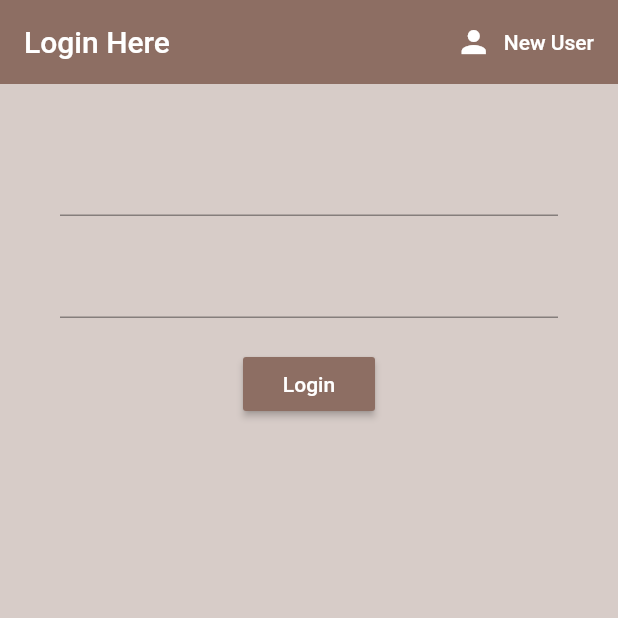
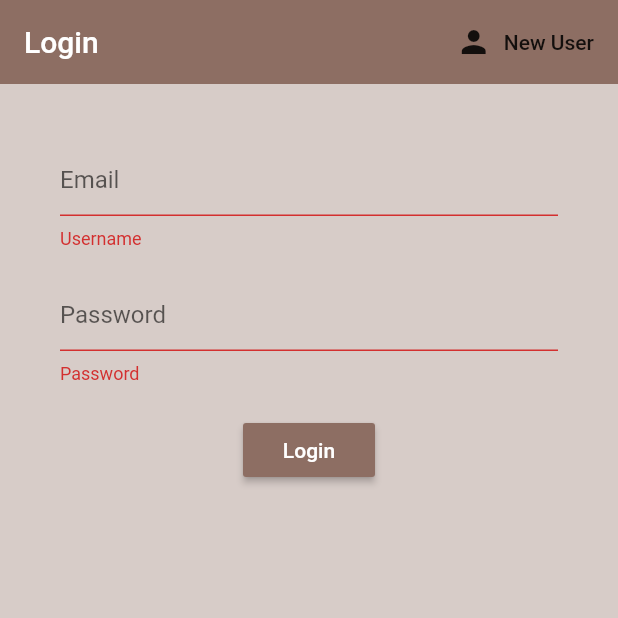
Before and after one commit to kmooventhan98/Simple-signin-with-flutter, a Flutter app: the screen it shows after launch, after a tap on "Login", on a phone screen of 412 x 824 dp, the top half of it. Run offline on Flutter 3.47's test engine with Material 2 defaults, Android fonts, the phone set to English and light mode, and no system bars; our stand-ins replace firebase_auth; accounts and stored records are empty.

Commit message:
text box desgins altered

```diff
--- a/lib/screens/authenticate/sign_in.dart
+++ b/lib/screens/authenticate/sign_in.dart
@@ -1,5 +1,6 @@
 import 'package:flutter/material.dart';
 import 'package:loginwithfirebase/services/auth.dart';
+import 'package:loginwithfirebase/shared/constants.dart';
 
 class SignIn extends StatefulWidget {
   final Function toggleView;
@@ -11,10 +12,12 @@ class SignIn extends StatefulWidget {
 
 class _SignInState extends State<SignIn> {
   final AuthService _auth = AuthService();
+  final _formKey = GlobalKey<FormState>();
 
 //textfield state
   String email = "";
   String password = "";
+  String error = "";
 
   @override
   Widget build(BuildContext context) {
@@ -23,7 +26,7 @@ class _SignInState extends State<SignIn> {
       appBar: AppBar(
         backgroundColor: Colors.brown[400],
         elevation: 0.0,
-        title: Text('Login Here'),
+        title: Text('Login'),
         actions: [
           FlatButton.icon(
             onPressed: () {
@@ -31,11 +34,9 @@ class _SignInState extends State<SignIn> {
             },
             icon: Icon(
               Icons.person,
-              color: Colors.white,
             ),
             label: Text(
               'New User',
-              style: TextStyle(color: Colors.white),
             ),
           )
         ],
@@ -43,12 +44,15 @@ class _SignInState extends State<SignIn> {
       body: Container(
         padding: EdgeInsets.symmetric(vertical: 20.0, horizontal: 40.0),
         child: Form(
+          key: _formKey,
           child: Column(
             children: [
               SizedBox(
                 height: 20.0,
               ),
               TextFormField(
+                decoration: textInputDecoration.copyWith(hintText: 'Email'),
+                validator: (val) => val.isEmpty ? 'Username' : null,
                 onChanged: (val) {
                   setState(() => email = val);
                 },
@@ -57,6 +61,12 @@ class _SignInState extends State<SignIn> {
                 height: 20.0,
               ),
               TextFormField(
+                decoration: textInputDecoration.copyWith(hintText: 'Password'),
+                validator: (val) => val.isEmpty
+                    ? 'Password'
+                    : val.length < 8
+                        ? 'Minimum 8 characters'
+                        : null,
                 obscureText: true,
                 onChanged: (val) {
                   setState(() => password = val);
@@ -72,9 +82,23 @@ class _SignInState extends State<SignIn> {
                   style: TextStyle(color: Colors.white),
                 ),
                 onPressed: () async {
-                  print(email);
-                  print(password);
+                  if (_formKey.currentState.validate()) {
+                    dynamic result =
+                        await _auth.signInWithEmailAndPassword(email, password);
+                    if (result == null) {
+                      setState(() {
+                        error = 'Please enter correct details';
+                      });
+                    }
+                  }
                 },
+              ),
+              SizedBox(
+                height: 15.0,
+              ),
+              Text(
+                error,
+                style: TextStyle(color: Colors.red),
               )
             ],
           ),
--- /dev/null
+++ b/lib/shared/constants.dart
@@ -0,0 +1,11 @@
+import 'package:flutter/material.dart';
+
+const textInputDecoration = InputDecoration(
+  enabledBorder: OutlineInputBorder(
+    borderSide: BorderSide(color: Colors.brown, width: 2.0),
+  ),
+  focusedBorder: OutlineInputBorder(
+    borderSide: BorderSide(color: Colors.brown, width: 2.0),
+  ),
+  alignLabelWithHint: false,
+);
```
Also changed, not shown: lib/screens/authenticate/register.dart (+29 -5 lines), lib/services/auth.dart (+22 -0 lines).
